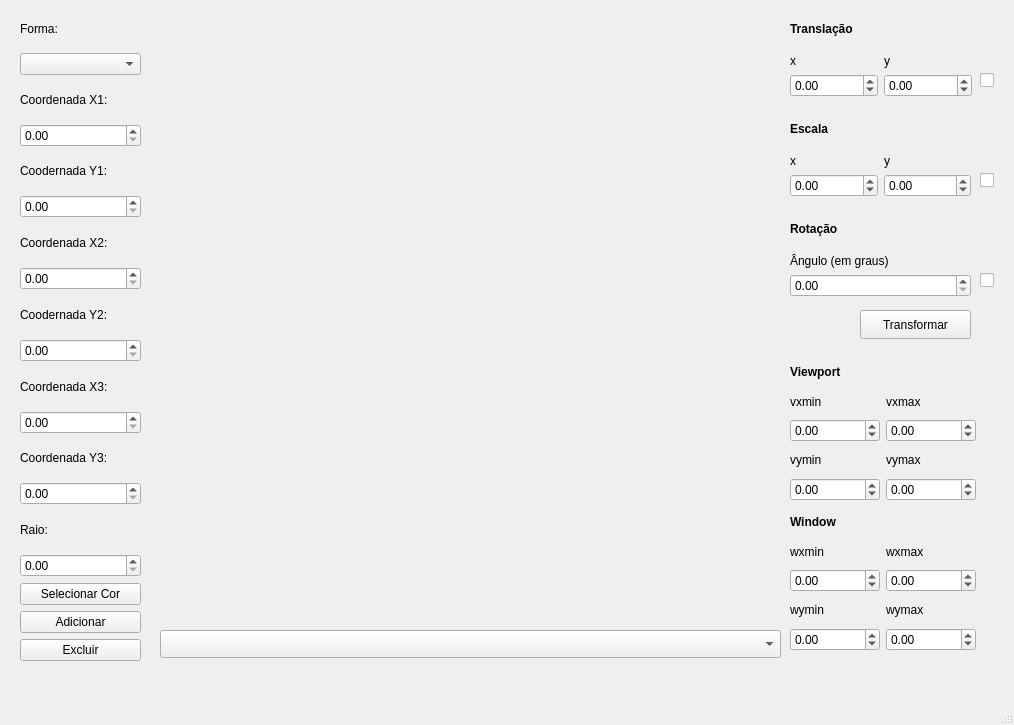
Qt form mainwindow.ui (WallaceJunior14/computer-graphics) before a commit.
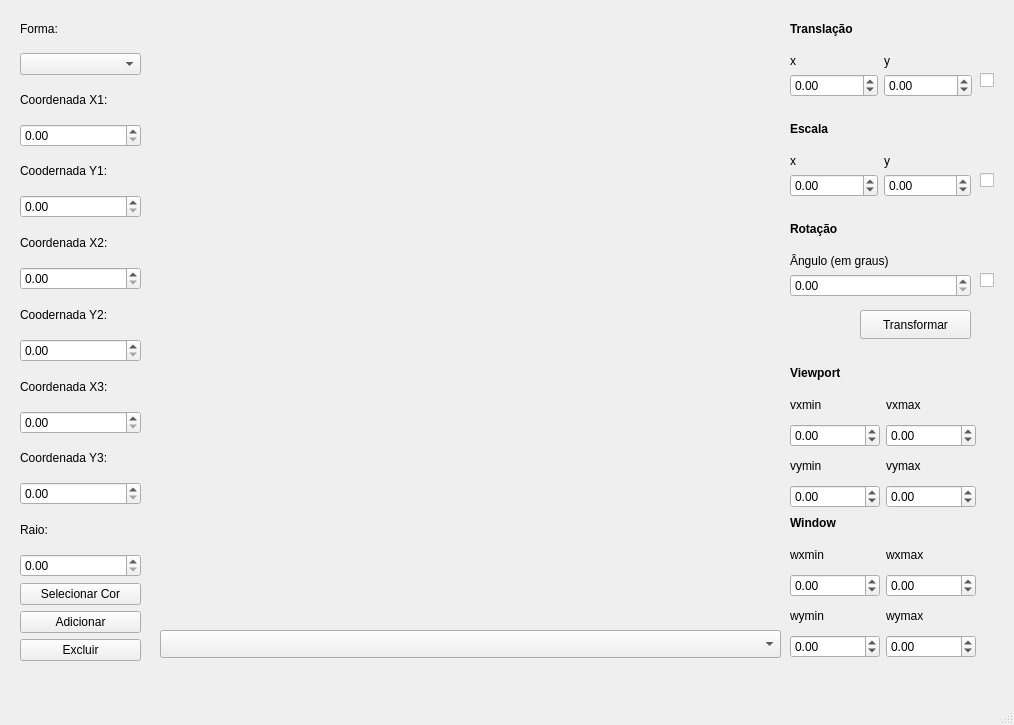
The same form after that commit. Custom widgets are drawn as their Qt base class.

Commit message: Cria a window ao inserir a primeira forma

```diff
--- a/mainwindow.ui
+++ b/mainwindow.ui
@@ -411,7 +411,7 @@
       <x>790</x>
       <y>510</y>
       <width>186</width>
-      <height>141</height>
+      <height>148</height>
      </rect>
     </property>
     <layout class="QGridLayout" name="gridLayout_4">
@@ -506,7 +506,7 @@
       <x>790</x>
       <y>360</y>
       <width>186</width>
-      <height>141</height>
+      <height>148</height>
      </rect>
     </property>
     <layout class="QGridLayout" name="gridLayout_5">
```
Left out of the diff: 5 changed lines with no effect on the pictures. The commit also changes 4 other files.
